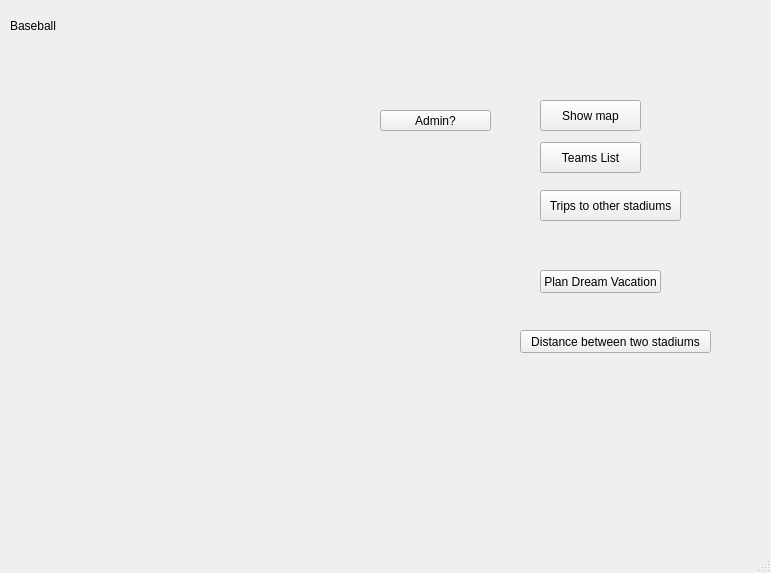
ellenyim8/project2, file mainwindow.ui: the form before one commit.
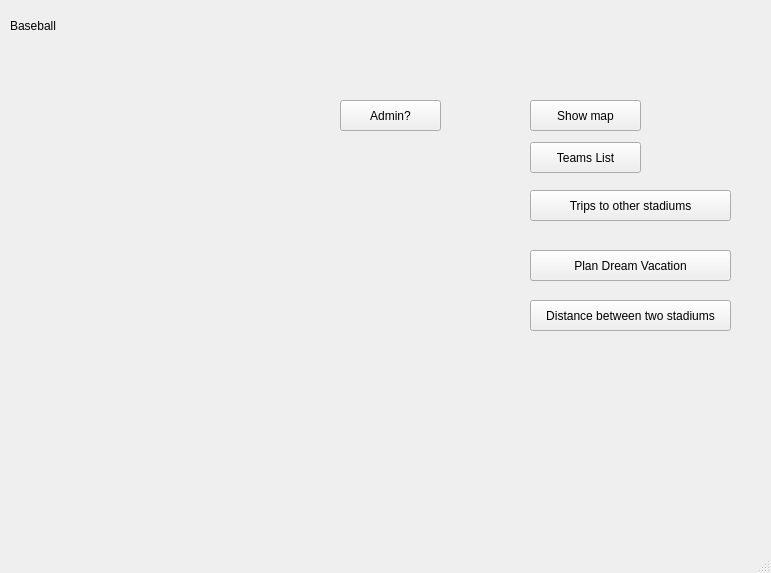
The form after the commit.

```diff
--- a/mainwindow.ui
+++ b/mainwindow.ui
@@ -30,10 +30,10 @@
    <widget class="QPushButton" name="admin">
     <property name="geometry">
      <rect>
-      <x>380</x>
-      <y>110</y>
-      <width>111</width>
-      <height>21</height>
+      <x>340</x>
+      <y>100</y>
+      <width>101</width>
+      <height>31</height>
      </rect>
     </property>
     <property name="text">
@@ -43,9 +43,9 @@
    <widget class="QPushButton" name="Map">
     <property name="geometry">
      <rect>
-      <x>540</x>
+      <x>530</x>
       <y>100</y>
-      <width>101</width>
+      <width>111</width>
       <height>31</height>
      </rect>
     </property>
@@ -56,9 +56,9 @@
    <widget class="QPushButton" name="pushButton">
     <property name="geometry">
      <rect>
-      <x>540</x>
+      <x>530</x>
       <y>142</y>
-      <width>101</width>
+      <width>111</width>
       <height>31</height>
      </rect>
     </property>
@@ -69,9 +69,9 @@
    <widget class="QPushButton" name="pushButton_2">
     <property name="geometry">
      <rect>
-      <x>540</x>
+      <x>530</x>
       <y>190</y>
-      <width>141</width>
+      <width>201</width>
       <height>31</height>
      </rect>
     </property>
@@ -82,10 +82,10 @@
    <widget class="QPushButton" name="pushButton_3">
     <property name="geometry">
      <rect>
-      <x>540</x>
-      <y>270</y>
-      <width>121</width>
-      <height>23</height>
+      <x>530</x>
+      <y>250</y>
+      <width>201</width>
+      <height>31</height>
      </rect>
     </property>
     <property name="text">
@@ -95,10 +95,10 @@
    <widget class="QPushButton" name="pushButton_4">
     <property name="geometry">
      <rect>
-      <x>520</x>
-      <y>330</y>
-      <width>191</width>
-      <height>23</height>
+      <x>530</x>
+      <y>300</y>
+      <width>201</width>
+      <height>31</height>
      </rect>
     </property>
     <property name="text">
```
Left out of the diff: 2 changed lines with no effect on the pictures.
